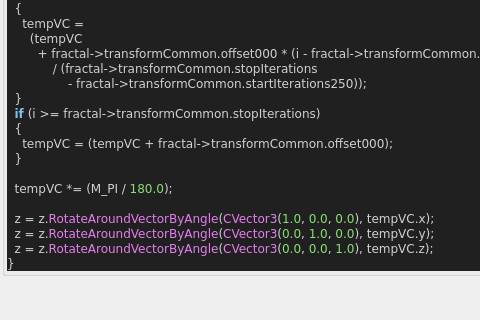
Above: mandelbulber2/qt_data/fractal_transf_rotation_varyV1.ui from buddhi1980/mandelbulber2 before the change; both pictures show x 0 to 480 and y 447 to 767 of the 880 by 767 pixel window. Below: the same form after it.
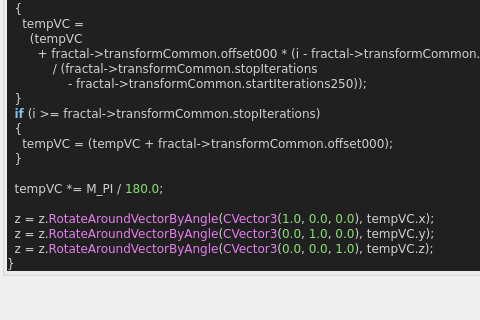
That is the form after the change. Custom widgets are drawn as their Qt base class.

```diff
--- a/mandelbulber2/qt_data/fractal_transf_rotation_varyV1.ui
+++ b/mandelbulber2/qt_data/fractal_transf_rotation_varyV1.ui
@@ -492,7 +492,7 @@
     tempVC &lt;span style=&quot;color:#d0d0d0&quot;&gt;= (&lt;/span&gt;tempVC &lt;span style=&quot;color:#d0d0d0&quot;&gt;+&lt;/span&gt; fractal&lt;span style=&quot;color:#d0d0d0&quot;&gt;-&amp;gt;&lt;/span&gt;transformCommon&lt;span style=&quot;color:#d0d0d0&quot;&gt;.&lt;/span&gt;offset000&lt;span style=&quot;color:#d0d0d0&quot;&gt;);&lt;/span&gt;
   &lt;span style=&quot;color:#d0d0d0&quot;&gt;}&lt;/span&gt;
 
-  tempVC &lt;span style=&quot;color:#d0d0d0&quot;&gt;*= (&lt;/span&gt;M_PI &lt;span style=&quot;color:#d0d0d0&quot;&gt;/&lt;/span&gt; &lt;span style=&quot;color:#87df71&quot;&gt;180.0&lt;/span&gt;&lt;span style=&quot;color:#d0d0d0&quot;&gt;);&lt;/span&gt;
+  tempVC &lt;span style=&quot;color:#d0d0d0&quot;&gt;*=&lt;/span&gt; M_PI &lt;span style=&quot;color:#d0d0d0&quot;&gt;/&lt;/span&gt; &lt;span style=&quot;color:#87df71&quot;&gt;180.0&lt;/span&gt;&lt;span style=&quot;color:#d0d0d0&quot;&gt;;&lt;/span&gt;
 
   z &lt;span style=&quot;color:#d0d0d0&quot;&gt;=&lt;/span&gt; z&lt;span style=&quot;color:#d0d0d0&quot;&gt;.&lt;/span&gt;&lt;span style=&quot;color:#e47eed&quot;&gt;RotateAroundVectorByAngle&lt;/span&gt;&lt;span style=&quot;color:#d0d0d0&quot;&gt;(&lt;/span&gt;&lt;span style=&quot;color:#e47eed&quot;&gt;CVector3&lt;/span&gt;&lt;span style=&quot;color:#d0d0d0&quot;&gt;(&lt;/span&gt;&lt;span style=&quot;color:#87df71&quot;&gt;1.0&lt;/span&gt;&lt;span style=&quot;color:#d0d0d0&quot;&gt;,&lt;/span&gt; &lt;span style=&quot;color:#87df71&quot;&gt;0.0&lt;/span&gt;&lt;span style=&quot;color:#d0d0d0&quot;&gt;,&lt;/span&gt; &lt;span style=&quot;color:#87df71&quot;&gt;0.0&lt;/span&gt;&lt;span style=&quot;color:#d0d0d0&quot;&gt;),&lt;/span&gt; tempVC&lt;span style=&quot;color:#d0d0d0&quot;&gt;.&lt;/span&gt;x&lt;span style=&quot;color:#d0d0d0&quot;&gt;);&lt;/span&gt;
   z &lt;span style=&quot;color:#d0d0d0&quot;&gt;=&lt;/span&gt; z&lt;span style=&quot;color:#d0d0d0&quot;&gt;.&lt;/span&gt;&lt;span style=&quot;color:#e47eed&quot;&gt;RotateAroundVectorByAngle&lt;/span&gt;&lt;span style=&quot;color:#d0d0d0&quot;&gt;(&lt;/span&gt;&lt;span style=&quot;color:#e47eed&quot;&gt;CVector3&lt;/span&gt;&lt;span style=&quot;color:#d0d0d0&quot;&gt;(&lt;/span&gt;&lt;span style=&quot;color:#87df71&quot;&gt;0.0&lt;/span&gt;&lt;span style=&quot;color:#d0d0d0&quot;&gt;,&lt;/span&gt; &lt;span style=&quot;color:#87df71&quot;&gt;1.0&lt;/span&gt;&lt;span style=&quot;color:#d0d0d0&quot;&gt;,&lt;/span&gt; &lt;span style=&quot;color:#87df71&quot;&gt;0.0&lt;/span&gt;&lt;span style=&quot;color:#d0d0d0&quot;&gt;),&lt;/span&gt; tempVC&lt;span style=&quot;color:#d0d0d0&quot;&gt;.&lt;/span&gt;y&lt;span style=&quot;color:#d0d0d0&quot;&gt;);&lt;/span&gt;
```
